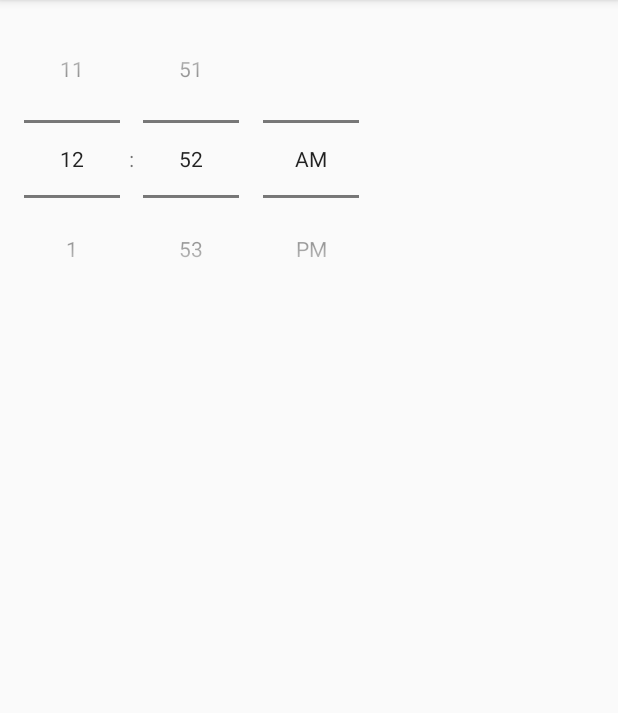
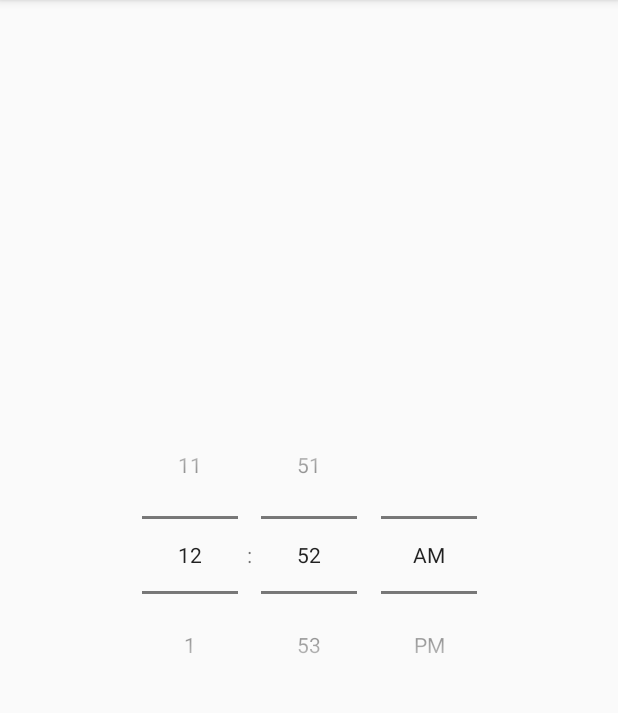
Before and after one commit to Clivey/CISInvoice, an Android app: the TimePicker screen opened directly, with no data from a screen before it, on a phone screen of 412 x 824 dp, the part 84-797 px from its top. Run offline under Robolectric (Android 15) with nearby library versions, the phone set to English and light mode, and no system bars.

Commit message:
Commit after total download from github

```diff
--- a/app/src/main/res/layout/activity_time_picker.xml
+++ b/app/src/main/res/layout/activity_time_picker.xml
@@ -1,5 +1,6 @@
 <?xml version="1.0" encoding="utf-8"?>
 <android.support.constraint.ConstraintLayout xmlns:android="http://schemas.android.com/apk/res/android"
+    xmlns:app="http://schemas.android.com/apk/res-auto"
     xmlns:tools="http://schemas.android.com/tools"
     android:layout_width="match_parent"
     android:layout_height="match_parent"
@@ -9,6 +10,14 @@
         android:id="@+id/simpleTimePicker"
         android:layout_width="wrap_content"
         android:layout_height="wrap_content"
-        android:timePickerMode="spinner"/>
+        android:layout_marginStart="78dp"
+        android:layout_marginTop="245dp"
+        android:layout_marginEnd="78dp"
+        android:layout_marginBottom="274dp"
+        android:timePickerMode="spinner"
+        app:layout_constraintBottom_toBottomOf="parent"
+        app:layout_constraintEnd_toEndOf="parent"
+        app:layout_constraintStart_toStartOf="parent"
+        app:layout_constraintTop_toTopOf="parent" />
 
 </android.support.constraint.ConstraintLayout>
```
Also changed, not shown: app/src/main/java/com/software/kinson/cisinvoicegenerator/DbUtils.java (+5 -5 lines).
